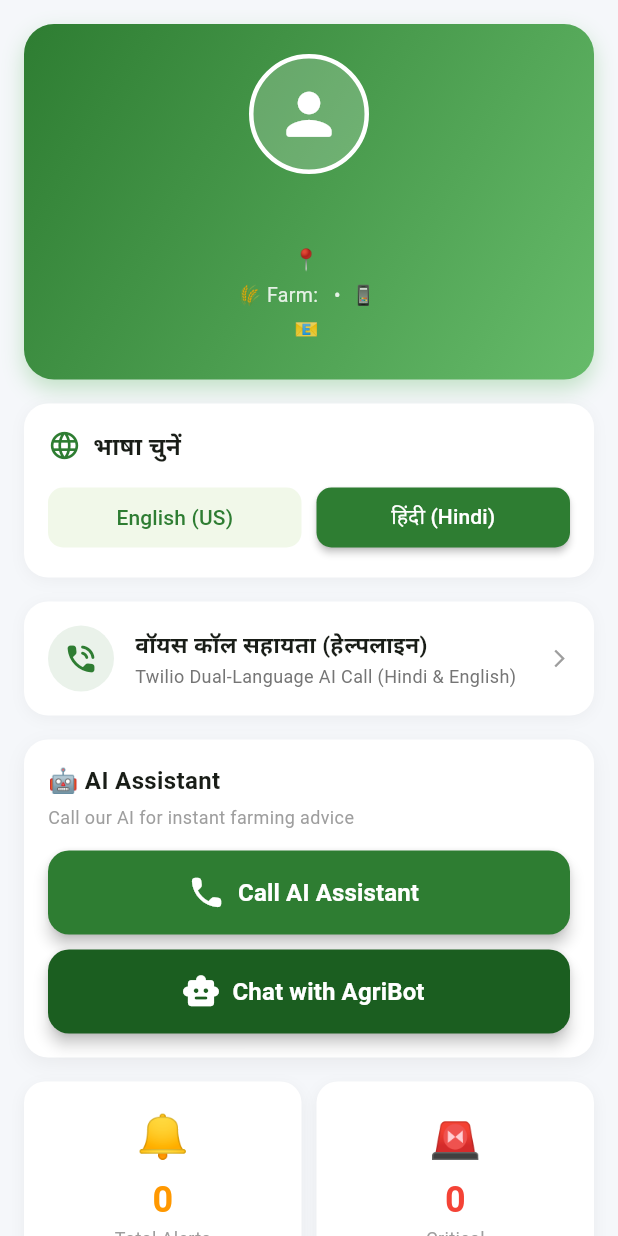
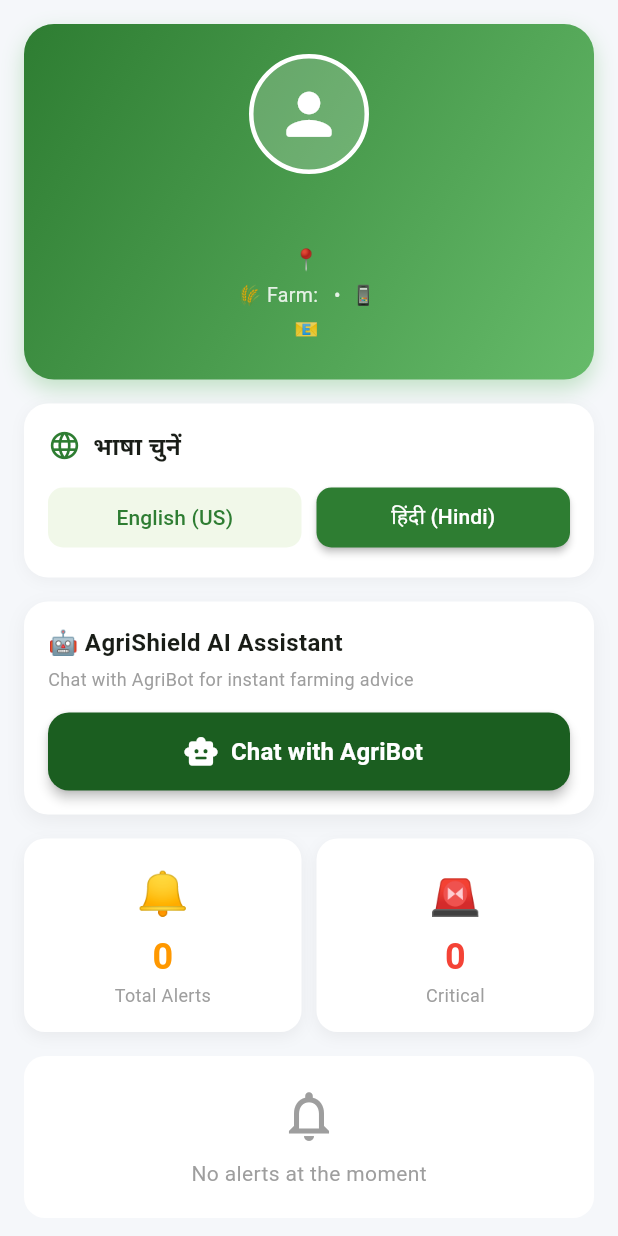
Before and after one commit to Tarunpatel56/Agrishied_App, a Flutter app: the ProfileView screen opened directly, on a phone screen of 412 x 824 dp. Run offline on Flutter 3.47's test engine with Material 3 defaults, Android fonts, the phone set to English and light mode, and no system bars; our stand-ins replace cloud_firestore, firebase_auth, firebase_core, flutter_tts, geolocator, get and 4 more; accounts and stored records are empty; network calls fail.

Commit message:
fix(ui): remove external AI mentions, remove voice call from profile, and fix screen overflows

```diff
--- a/lib/services/api_service.dart
+++ b/lib/services/api_service.dart
@@ -121,7 +121,7 @@ class ApiService {
   Future<Map<String, dynamic>> healthCheck() => _get('/');
 
   // ─── 2. Crop Analysis (Vision AI) ────────────────────────────
-  /// POST /predict   multipart image upload → Groq vision
+  /// POST /predict   multipart image upload → AgriShield AI vision
   Future<Map<String, dynamic>> analyzeCrop(File imageFile) async {
     try {
       final request = http.MultipartRequest('POST', Uri.parse('$_base/predict'));
@@ -133,12 +133,12 @@ class ApiService {
     } on SocketException {
       throw Exception('Network error during image upload. Check internet connectivity.');
     } on TimeoutException {
-      throw Exception('Crop analysis timed out. Groq AI vision inference took too long, please retry.');
+      throw Exception('Crop analysis timed out. AgriShield AI vision inference took too long, please retry.');
     }
   }
 
   // ─── 3. Soil Analysis (Vision AI) ────────────────────────────
-  /// POST /analyze-soil   multipart image upload → Groq vision
+  /// POST /analyze-soil   multipart image upload → AgriShield AI vision
   Future<Map<String, dynamic>> analyzeSoil(File imageFile) async {
     try {
       final request = http.MultipartRequest('POST', Uri.parse('$_base/analyze-soil'));
--- a/lib/views/chatbot_view.dart
+++ b/lib/views/chatbot_view.dart
@@ -36,15 +36,19 @@ class ChatbotView extends StatelessWidget {
               ),
             ),
             const SizedBox(width: 10),
-            const Column(
+            const Expanded(
+              child: Column(
                 crossAxisAlignment: CrossAxisAlignment.start,
                 children: [
                   Text('AgriBot',
+                      overflow: TextOverflow.ellipsis,
                       style:
                           TextStyle(fontSize: 16, fontWeight: FontWeight.bold)),
                   Text('Agriculture AI Assistant',
+                      overflow: TextOverflow.ellipsis,
                       style: TextStyle(fontSize: 11, color: Colors.white70)),
                 ],
+              ),
             ),
           ],
         ),
--- a/lib/views/claims_view.dart
+++ b/lib/views/claims_view.dart
@@ -40,8 +40,10 @@ class ClaimsView extends StatelessWidget {
   // ==========================================
   Widget _buildProcessingView(BlockchainController c) {
     return Center(
+      child: SingleChildScrollView(
+        physics: const BouncingScrollPhysics(),
         child: Padding(
-        padding: const EdgeInsets.all(32),
+          padding: const EdgeInsets.symmetric(horizontal: 32, vertical: 24),
           child: Column(
             mainAxisAlignment: MainAxisAlignment.center,
             children: [
@@ -124,6 +126,7 @@ class ClaimsView extends StatelessWidget {
                 );
               }),
             ],
+          ),
         ),
       ),
     );
--- a/lib/views/home_screen.dart
+++ b/lib/views/home_screen.dart
@@ -14,7 +14,6 @@ import 'package:agrishield_app/views/roi_calculator_view.dart';
 import 'package:agrishield_app/views/market_predictor_view.dart';
 import 'package:agrishield_app/views/claim_reinvest_view.dart';
 import 'package:agrishield_app/views/chatbot_view.dart';
-import 'package:agrishield_app/views/voice_assistance_view.dart';
 import 'package:agrishield_app/views/voice_assistant_view.dart';
 import 'package:agrishield_app/views/spray_advisor_view.dart';
 import 'package:agrishield_app/views/fertilizer_advisor_view.dart';
--- a/lib/views/profile_view.dart
+++ b/lib/views/profile_view.dart
@@ -7,7 +7,6 @@ import 'reports_view.dart';
 import 'login_view.dart';
 import 'soil_view.dart';
 import 'chatbot_view.dart';
-import 'voice_assistance_view.dart';
 
 class ProfileView extends StatelessWidget {
   const ProfileView({super.key});
@@ -36,10 +35,6 @@ class ProfileView extends StatelessWidget {
 
                       // ── Language Selector Card ──
                       _buildLanguageCard(),
-                      const SizedBox(height: 16),
-
-                      // ── Voice Assistance Card ──
-                      _buildVoiceAssistanceCard(),
                       const SizedBox(height: 16),
 
                       // ── Communication Buttons ──
@@ -190,42 +185,21 @@ class ProfileView extends StatelessWidget {
         crossAxisAlignment: CrossAxisAlignment.start,
         children: [
           const Text(
-            '🤖 AI Assistant',
+            '🤖 AgriShield AI Assistant',
             style: TextStyle(fontSize: 16, fontWeight: FontWeight.bold),
           ),
           const SizedBox(height: 4),
           const Text(
-            'Call our AI for instant farming advice',
+            'Chat with AgriBot for instant farming advice',
             style: TextStyle(fontSize: 12, color: Colors.grey),
           ),
           const SizedBox(height: 14),
           SizedBox(
             width: double.infinity,
-            height: 56,
-            child: ElevatedButton.icon(
-              onPressed: () => c.callAIAssistant(),
-              icon: const Icon(Icons.call_rounded, size: 26),
-              label: const Text(
-                'Call AI Assistant',
-                style: TextStyle(fontSize: 16, fontWeight: FontWeight.w600),
-              ),
-              style: ElevatedButton.styleFrom(
-                backgroundColor: const Color(0xFF2E7D32),
-                foregroundColor: Colors.white,
-                shape: RoundedRectangleBorder(
-                  borderRadius: BorderRadius.circular(14),
-                ),
-                elevation: 4,
-              ),
-            ),
-          ),
-          const SizedBox(height: 10),
-          SizedBox(
-            width: double.infinity,
-            height: 56,
+            height: 52,
             child: ElevatedButton.icon(
               onPressed: () => Get.to(() => const ChatbotView()),
-              icon: const Icon(Icons.smart_toy_rounded, size: 26),
+              icon: const Icon(Icons.smart_toy_rounded, size: 24),
               label: const Text(
                 'Chat with AgriBot',
                 style: TextStyle(fontSize: 16, fontWeight: FontWeight.w600),
@@ -236,7 +210,7 @@ class ProfileView extends StatelessWidget {
                 shape: RoundedRectangleBorder(
                   borderRadius: BorderRadius.circular(14),
                 ),
-                elevation: 4,
+                elevation: 3,
               ),
             ),
           ),
@@ -592,57 +566,7 @@ class ProfileView extends StatelessWidget {
     );
   }
 
-  Widget _buildVoiceAssistanceCard() {
-    return Container(
-      padding: const EdgeInsets.all(16),
-      decoration: BoxDecoration(
-        color: Colors.white,
-        borderRadius: BorderRadius.circular(16),
-        boxShadow: [
-          BoxShadow(
-            color: Colors.black.withOpacity(0.04),
-            blurRadius: 8,
-            offset: const Offset(0, 2),
-          ),
-        ],
-      ),
-      child: InkWell(
-        onTap: () => Get.to(() => const VoiceAssistanceView()),
-        borderRadius: BorderRadius.circular(12),
-        child: Row(
-          children: [
-            Container(
-              width: 44,
-              height: 44,
-              decoration: BoxDecoration(
-                color: const Color(0xFF2E7D32).withOpacity(0.1),
-                shape: BoxShape.circle,
-              ),
-              child: const Icon(Icons.phone_in_talk_rounded, color: Color(0xFF2E7D32), size: 24),
-            ),
-            const SizedBox(width: 14),
-            Expanded(
-              child: Column(
-                crossAxisAlignment: CrossAxisAlignment.start,
-                children: [
-                  Text(
-                    'voice_assistance'.tr,
-                    style: const TextStyle(fontSize: 15, fontWeight: FontWeight.bold),
-                  ),
-                  const SizedBox(height: 2),
-                  Text(
-                    'Twilio Dual-Language AI Call (Hindi & English)',
-                    style: TextStyle(fontSize: 12, color: Colors.grey[600]),
-                  ),
-                ],
-              ),
-            ),
-            const Icon(Icons.arrow_forward_ios, size: 14, color: Colors.grey),
-          ],
-        ),
-      ),
-    );
-  }
+
 
   Widget _buildLogoutButton() {
     return SizedBox(
--- a/lib/views/scan_view.dart
+++ b/lib/views/scan_view.dart
@@ -82,8 +82,10 @@ class ScanView extends StatelessWidget {
     final isHi = (Get.locale?.languageCode ?? 'hi') == 'hi';
 
     return Center(
+      child: SingleChildScrollView(
+        physics: const BouncingScrollPhysics(),
         child: Padding(
-        padding: const EdgeInsets.symmetric(horizontal: 24),
+          padding: const EdgeInsets.symmetric(horizontal: 24, vertical: 20),
           child: Column(
             mainAxisAlignment: MainAxisAlignment.center,
             children: [
@@ -120,6 +122,7 @@ class ScanView extends StatelessWidget {
                 ),
               ),
             ],
+          ),
         ),
       ),
     );
```
Also changed, not shown: lib/views/fertilizer_advisor_view.dart (+7 -3 lines), lib/views/market_predictor_view.dart (+3 -5 lines), lib/views/market_view.dart (+5 -2 lines), lib/views/spray_advisor_view.dart (+6 -2 lines), lib/views/voice_assistant_view.dart (+32 -12 lines). Lines whose indentation alone changed are shown as unchanged.
